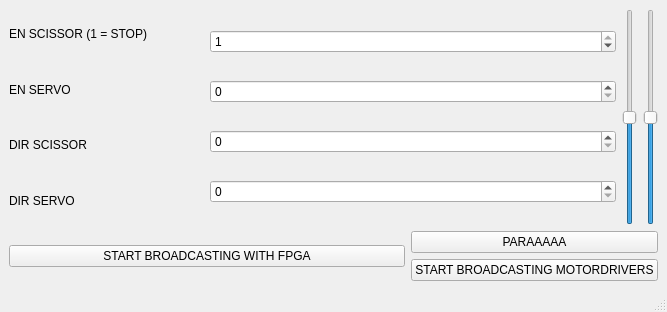
Before: the Qt Designer form Software/SimuladorPuertoSerieFPGA/MainWindow.ui in OgLocGreen/proyecto_sistema_mecatronico_industrial, drawn with Qt 5.
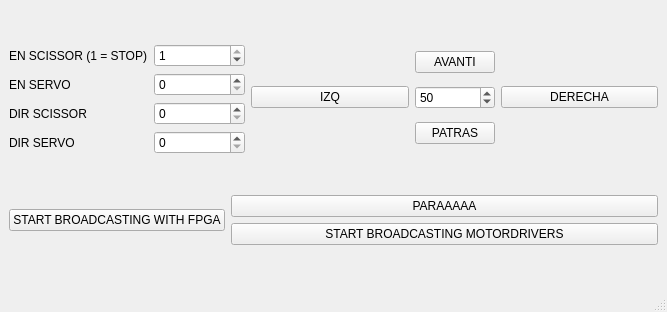
After: the same form once the commit is applied.

The edit to the form file:
```diff
--- a/Software/SimuladorPuertoSerieFPGA/MainWindow.ui
+++ b/Software/SimuladorPuertoSerieFPGA/MainWindow.ui
@@ -15,6 +15,41 @@
   </property>
   <widget class="QWidget" name="centralwidget">
    <layout class="QGridLayout" name="gridLayout">
+    <item row="0" column="2" colspan="2">
+     <layout class="QVBoxLayout" name="verticalLayout">
+      <item>
+       <widget class="QSpinBox" name="qenableScissorSpinBox">
+        <property name="maximum">
+         <number>1</number>
+        </property>
+        <property name="value">
+         <number>1</number>
+        </property>
+       </widget>
+      </item>
+      <item>
+       <widget class="QSpinBox" name="qenableServoSpinBox">
+        <property name="maximum">
+         <number>1</number>
+        </property>
+       </widget>
+      </item>
+      <item>
+       <widget class="QSpinBox" name="qdirScissorSpinBox">
+        <property name="maximum">
+         <number>1</number>
+        </property>
+       </widget>
+      </item>
+      <item>
+       <widget class="QSpinBox" name="qdirServoSpinBox">
+        <property name="maximum">
+         <number>1</number>
+        </property>
+       </widget>
+      </item>
+     </layout>
+    </item>
     <item row="0" column="1">
      <layout class="QVBoxLayout" name="verticalLayout_2">
       <item>
@@ -47,82 +82,6 @@
       </item>
      </layout>
     </item>
-    <item row="0" column="2" colspan="2">
-     <layout class="QVBoxLayout" name="verticalLayout">
-      <item>
-       <widget class="QSpinBox" name="qenableScissorSpinBox">
-        <property name="maximum">
-         <number>1</number>
-        </property>
-        <property name="value">
-         <number>1</number>
-        </property>
-       </widget>
-      </item>
-      <item>
-       <widget class="QSpinBox" name="qenableServoSpinBox">
-        <property name="maximum">
-         <number>1</number>
-        </property>
-       </widget>
-      </item>
-      <item>
-       <widget class="QSpinBox" name="qdirScissorSpinBox">
-        <property name="maximum">
-         <number>1</number>
-        </property>
-       </widget>
-      </item>
-      <item>
-       <widget class="QSpinBox" name="qdirServoSpinBox">
-        <property name="maximum">
-         <number>1</number>
-        </property>
-       </widget>
-      </item>
-     </layout>
-    </item>
-    <item row="0" column="4">
-     <layout class="QHBoxLayout" name="horizontalLayout">
-      <item>
-       <widget class="QSlider" name="qLeftMotor">
-        <property name="minimum">
-         <number>-100</number>
-        </property>
-        <property name="maximum">
-         <number>100</number>
-        </property>
-        <property name="orientation">
-         <enum>Qt::Vertical</enum>
-        </property>
-       </widget>
-      </item>
-      <item>
-       <widget class="QSlider" name="qRighthmotor">
-        <property name="minimum">
-         <number>-100</number>
-        </property>
-        <property name="maximum">
-         <number>100</number>
-        </property>
-        <property name="orientation">
-         <enum>Qt::Vertical</enum>
-        </property>
-       </widget>
-      </item>
-     </layout>
-    </item>
-    <item row="1" column="1" colspan="2">
-     <layout class="QHBoxLayout" name="horizontalLayout_2">
-      <item>
-       <widget class="QPushButton" name="qSendLine_pushButton">
-        <property name="text">
-         <string>START BROADCASTING WITH FPGA</string>
-        </property>
-       </widget>
-      </item>
-     </layout>
-    </item>
     <item row="1" column="3" colspan="2">
      <layout class="QVBoxLayout" name="verticalLayout_3">
       <item>
@@ -141,6 +100,114 @@
       </item>
      </layout>
     </item>
+    <item row="1" column="1" colspan="2">
+     <layout class="QHBoxLayout" name="horizontalLayout_2">
+      <item>
+       <widget class="QPushButton" name="qSendLine_pushButton">
+        <property name="text">
+         <string>START BROADCASTING WITH FPGA</string>
+        </property>
+       </widget>
+      </item>
+     </layout>
+    </item>
+    <item row="0" column="4">
+     <layout class="QGridLayout" name="gridLayout_2">
+      <item row="1" column="2">
+       <widget class="QPushButton" name="qDcha_pushButton_2">
+        <property name="text">
+         <string>DERECHA</string>
+        </property>
+       </widget>
+      </item>
+      <item row="0" column="0">
+       <spacer name="horizontalSpacer">
+        <property name="orientation">
+         <enum>Qt::Horizontal</enum>
+        </property>
+        <property name="sizeHint" stdset="0">
+         <size>
+          <width>40</width>
+          <height>20</height>
+         </size>
+        </property>
+       </spacer>
+      </item>
+      <item row="0" column="2">
+       <spacer name="horizontalSpacer_3">
+        <property name="orientation">
+         <enum>Qt::Horizontal</enum>
+        </property>
+        <property name="sizeHint" stdset="0">
+         <size>
+          <width>40</width>
+          <height>20</height>
+         </size>
+        </property>
+       </spacer>
+      </item>
+      <item row="3" column="2">
+       <spacer name="horizontalSpacer_4">
+        <property name="orientation">
+         <enum>Qt::Horizontal</enum>
+        </property>
+        <property name="sizeHint" stdset="0">
+         <size>
+          <width>40</width>
+          <height>20</height>
+         </size>
+        </property>
+       </spacer>
+      </item>
+      <item row="3" column="1">
+       <widget class="QPushButton" name="qAtras_pushButton_4">
+        <property name="text">
+         <string>PATRAS</string>
+        </property>
+       </widget>
+      </item>
+      <item row="3" column="0">
+       <spacer name="horizontalSpacer_5">
+        <property name="orientation">
+         <enum>Qt::Horizontal</enum>
+        </property>
+        <property name="sizeHint" stdset="0">
+         <size>
+          <width>40</width>
+          <height>20</height>
+         </size>
+        </property>
+       </spacer>
+      </item>
+      <item row="0" column="1">
+       <widget class="QPushButton" name="qAvantiVConst_pushButton_3">
+        <property name="text">
+         <string>AVANTI</string>
+        </property>
+       </widget>
+      </item>
+      <item row="1" column="0">
+       <widget class="QPushButton" name="qIzda_pushButton">
+        <property name="text">
+         <string>IZQ</string>
+        </property>
+       </widget>
+      </item>
+      <item row="1" column="1">
+       <widget class="QSpinBox" name="qPercSpeed_spinBox">
+        <property name="maximum">
+         <number>100</number>
+        </property>
+        <property name="singleStep">
+         <number>10</number>
+        </property>
+        <property name="value">
+         <number>50</number>
+        </property>
+       </widget>
+      </item>
+     </layout>
+    </item>
    </layout>
   </widget>
   <widget class="QMenuBar" name="menubar">
```
